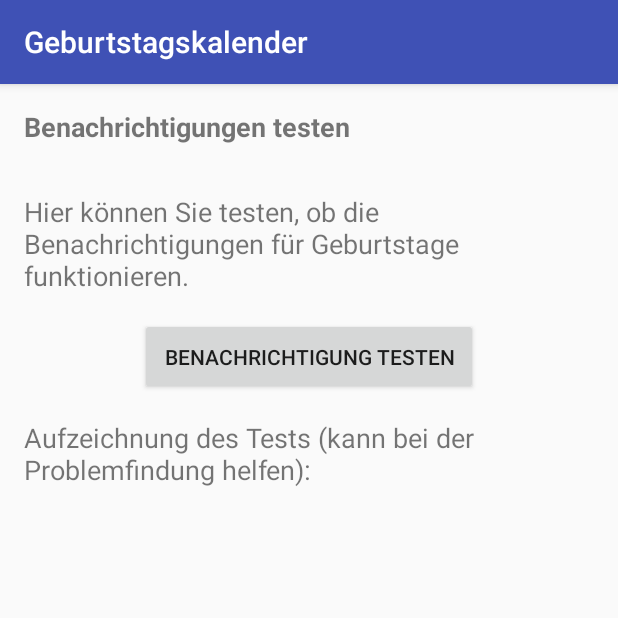
After one commit to outofthecave/Geburtstagskalender, an Android app: the SettingsActivity screen opened directly, with no data from a screen before it, on a phone screen of 412 x 824 dp, the top half of it. The commit adds this screen. Run offline under Robolectric (Android 15) with nearby library versions, the phone set to English and light mode, and no system bars.

Commit message:
Add settings activity with button to test notifications

```diff
--- a/app/src/main/AndroidManifest.xml
+++ b/app/src/main/AndroidManifest.xml
@@ -24,6 +24,9 @@
         <activity
             android:name=".AddEditDeleteBirthdayActivity"
             android:exported="false" />
+        <activity
+            android:name=".SettingsActivity"
+            android:exported="false" />
         <receiver
             android:name=".BirthdayNotifier"
             android:exported="false" />
--- a/app/src/main/java/com/outofthecave/geburtstagskalender/BirthdayNotifier.java
+++ b/app/src/main/java/com/outofthecave/geburtstagskalender/BirthdayNotifier.java
@@ -9,6 +9,7 @@ import android.content.Intent;
 import android.os.Build;
 
 import androidx.annotation.NonNull;
+import androidx.annotation.Nullable;
 import androidx.annotation.VisibleForTesting;
 import androidx.core.app.NotificationCompat;
 import androidx.core.app.NotificationManagerCompat;
@@ -23,7 +24,9 @@ import com.outofthecave.geburtstagskalender.room.AppDatabase;
 
 import java.util.ArrayList;
 import java.util.Calendar;
+import java.util.LinkedHashSet;
 import java.util.List;
+import java.util.Set;
 
 /**
  * Notifies the user of a birthday.
@@ -33,10 +36,63 @@ public class BirthdayNotifier extends BroadcastReceiver {
 
     public static final String EXTRA_BIRTHDAYS = "com.outofthecave.geburtstagskalender.EXTRA_BIRTHDAYS";
 
+    private static final Set<Listener> LISTENERS = new LinkedHashSet<>();
+
+    /**
+     * Implementations of this interface get callbacks when certain things happen with a
+     * {@code BirthdayNotifier} instance.
+     */
+    public interface Listener {
+        /**
+         * Called when the {@code BirthdayNotifier} wakes up because its alarm was triggered.
+         *
+         * @param birthdaysFromParcel The birthdays that were in the parcel that came with the
+         *                            wake up call.
+         */
+        default void alarmTriggered(@Nullable List<Birthday> birthdaysFromParcel) {}
+
+        /**
+         * Called if and after the birthdays have been retrieved from the database.
+         *
+         * @param retrievedBirthdays The birthdays from the database.
+         */
+        default void afterRetrievedBirthdaysFromDatabase(@NonNull List<Birthday> retrievedBirthdays) {}
+
+        /**
+         * Called after a notification was shown (or would have been shown).
+         *
+         * @param wasNotificationShown Whether the notification was actually shown.
+         * @param todaysBirthdays The birthdays mentioned in the notification.
+         */
+        default void afterNotification(boolean wasNotificationShown, @NonNull List<Birthday> todaysBirthdays) {}
+    }
+
+    public static void addListener(Listener listener) {
+        synchronized (LISTENERS) {
+            LISTENERS.add(listener);
+        }
+    }
+
+    public static void removeListener(Listener listener) {
+        synchronized (LISTENERS) {
+            LISTENERS.remove(listener);
+        }
+    }
+
+    private static List<Listener> getListeners() {
+        synchronized (LISTENERS) {
+            return new ArrayList<>(LISTENERS);
+        }
+    }
+
     @Override
     public void onReceive(final Context context, Intent intent) {
         List<Birthday> todaysBirthdays = intent.getParcelableArrayListExtra(EXTRA_BIRTHDAYS);
         Log.d("BirthdayNotifier", "Triggered a scheduled notification for " + (todaysBirthdays == null ? null : todaysBirthdays.size()) + " birthday(s).");
+        for (Listener listener : getListeners()) {
+            listener.alarmTriggered(todaysBirthdays);
+        }
+
         if (todaysBirthdays != null) {
             showNotification(context, todaysBirthdays);
         } else {
@@ -53,6 +109,10 @@ public class BirthdayNotifier extends BroadcastReceiver {
                 @Override
                 protected void thenDoUiRelatedWork(@NonNull List<Birthday> todaysBirthdays) {
                     Log.d("BirthdayNotifier", "Retrieved " + todaysBirthdays.size() + " birthday(s).");
+                    for (Listener listener : getListeners()) {
+                        listener.afterRetrievedBirthdaysFromDatabase(todaysBirthdays);
+                    }
+
                     showNotification(context, todaysBirthdays);
                 }
             });
@@ -60,6 +120,7 @@ public class BirthdayNotifier extends BroadcastReceiver {
     }
 
     private void showNotification(Context context, @NonNull List<Birthday> todaysBirthdays) {
+        boolean wasNotificationShown = false;
         if (!todaysBirthdays.isEmpty()) {
             String joinedNames = joinNames(todaysBirthdays, "und", false);
             String title = String.format("Geburtstag von %s", joinedNames);
@@ -86,12 +147,17 @@ public class BirthdayNotifier extends BroadcastReceiver {
 
             NotificationManagerCompat notificationManager = NotificationManagerCompat.from(context);
             notificationManager.notify(0, notificationBuilder.build());
+            wasNotificationShown = true;
 
             Calendar now = Calendar.getInstance();
             BirthdayNotificationScheduler.setLastTriggeredTimestamp(now.getTimeInMillis());
         }
 
         BirthdayNotificationScheduler.scheduleNextNotification(context);
+
+        for (Listener listener : getListeners()) {
+            listener.afterNotification(wasNotificationShown, todaysBirthdays);
+        }
     }
 
     @VisibleForTesting
--- /dev/null
+++ b/app/src/main/res/layout/activity_settings.xml
@@ -0,0 +1,68 @@
+<?xml version="1.0" encoding="utf-8"?>
+<androidx.constraintlayout.widget.ConstraintLayout xmlns:android="http://schemas.android.com/apk/res/android"
+    xmlns:tools="http://schemas.android.com/tools"
+    android:layout_width="match_parent"
+    android:layout_height="match_parent"
+    tools:context="com.outofthecave.geburtstagskalender.SettingsActivity">
+
+    <ScrollView
+        android:id="@+id/scrollView"
+        android:layout_width="match_parent"
+        android:layout_height="match_parent">
+
+        <LinearLayout
+            android:gravity="center_horizontal"
+            android:layout_width="match_parent"
+            android:layout_height="wrap_content"
+            android:orientation="vertical">
+
+            <TextView
+                android:id="@+id/testNotificationHeaderTextView"
+                android:layout_width="match_parent"
+                android:layout_height="wrap_content"
+                android:gravity="center_vertical"
+                android:padding="@dimen/fab_margin"
+                android:text="Benachrichtigungen testen"
+                android:textSize="18sp"
+                android:textStyle="bold" />
+
+            <TextView
+                android:id="@+id/testNotificationBodyTextView"
+                android:gravity="center_vertical"
+                android:layout_width="match_parent"
+                android:layout_height="wrap_content"
+                android:padding="@dimen/fab_margin"
+                android:text="Hier können Sie testen, ob die Benachrichtigungen für Geburtstage funktionieren."
+                android:textSize="18sp" />
+
+            <Button
+                android:id="@+id/testNotificationButton"
+                android:layout_width="wrap_content"
+                android:layout_height="wrap_content"
+                android:onClick="onTestNotificationButtonClick"
+                android:padding="@dimen/fab_margin"
+                android:text="Benachrichtigung testen"
+                tools:ignore="ButtonStyle" />
+
+            <TextView
+                android:id="@+id/testNotificationLogDescTextView"
+                android:gravity="center_vertical"
+                android:layout_width="match_parent"
+                android:layout_height="wrap_content"
+                android:padding="@dimen/fab_margin"
+                android:text="Aufzeichnung des Tests (kann bei der Problemfindung helfen):"
+                android:textSize="18sp" />
+
+            <TextView
+                android:id="@+id/testNotificationLogTextView"
+                android:gravity="center_vertical"
+                android:layout_width="match_parent"
+                android:layout_height="wrap_content"
+                android:padding="@dimen/fab_margin"
+                android:textSize="14sp" />
+
+        </LinearLayout>
+
+    </ScrollView>
+
+</androidx.constraintlayout.widget.ConstraintLayout>
```
Also changed, not shown: app/src/main/java/com/outofthecave/geburtstagskalender/BirthdayNotificationScheduler.java (+23 -9 lines), app/src/main/java/com/outofthecave/geburtstagskalender/SettingsActivity.java (added, +133 -0 lines), app/src/main/java/com/outofthecave/geburtstagskalender/TimelineActivity.java (+10 -0 lines), app/src/main/res/drawable/ic_baseline_settings_24.xml (added, +10 -0 lines), app/src/main/res/layout/activity_timeline.xml (+12 -1 lines).
